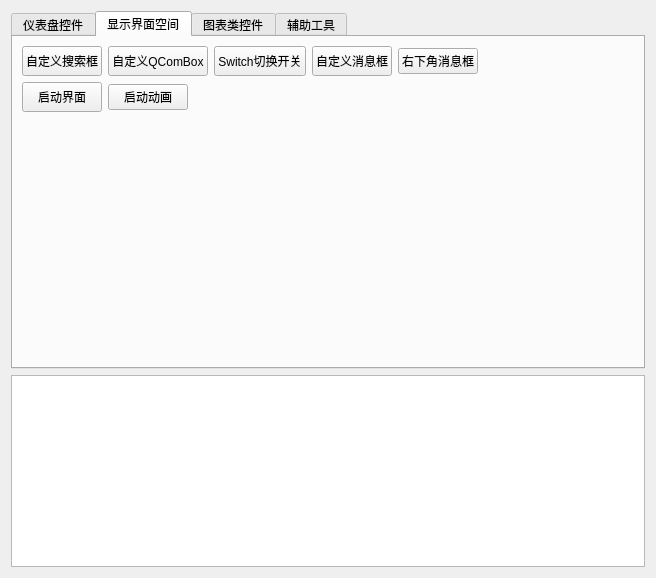
The window that Exmaple/examplewidget.ui (kevinlq/LQFramKit) describes before a commit, drawn with Qt 5.
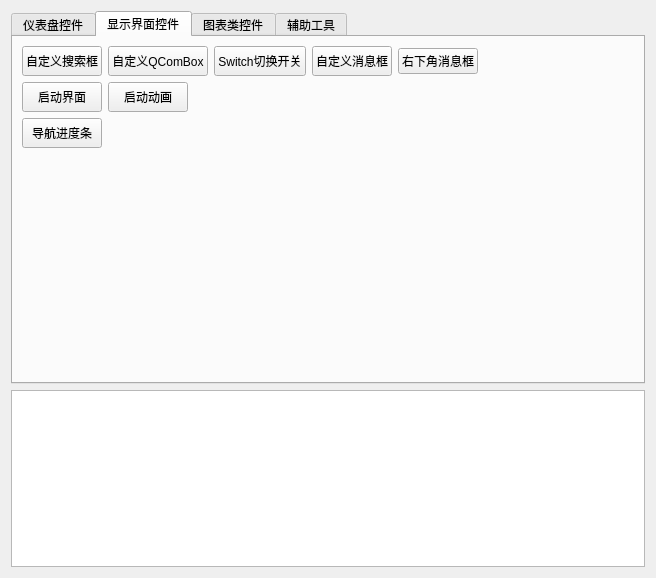
The same window after the commit.

Commit message: 添加导航进度条

The edit to the form file:
```diff
--- a/Exmaple/examplewidget.ui
+++ b/Exmaple/examplewidget.ui
@@ -202,7 +202,7 @@
        </widget>
        <widget class="QWidget" name="tab_2">
         <attribute name="title">
-         <string>显示界面空间</string>
+         <string>显示界面控件</string>
         </attribute>
         <layout class="QVBoxLayout" name="verticalLayout_4">
          <item>
@@ -301,6 +301,12 @@
            </item>
            <item>
             <widget class="QPushButton" name="pushButton_19">
+             <property name="minimumSize">
+              <size>
+               <width>0</width>
+               <height>30</height>
+              </size>
+             </property>
              <property name="text">
               <string>启动动画</string>
              </property>
@@ -321,6 +327,36 @@
            </item>
           </layout>
          </item>
+         <item>
+          <layout class="QHBoxLayout" name="horizontalLayout_8">
+           <item>
+            <widget class="QPushButton" name="pushButton_20">
+             <property name="minimumSize">
+              <size>
+               <width>0</width>
+               <height>30</height>
+              </size>
+             </property>
+             <property name="text">
+              <string>导航进度条</string>
+             </property>
+            </widget>
+           </item>
+           <item>
+            <spacer name="horizontalSpacer_7">
+             <property name="orientation">
+              <enum>Qt::Horizontal</enum>
+             </property>
+             <property name="sizeHint" stdset="0">
+              <size>
+               <width>40</width>
+               <height>20</height>
+              </size>
+             </property>
+            </spacer>
+           </item>
+          </layout>
+         </item>
          <item>
           <spacer name="verticalSpacer_2">
            <property name="orientation">
```
The commit also changes 18 other files.
